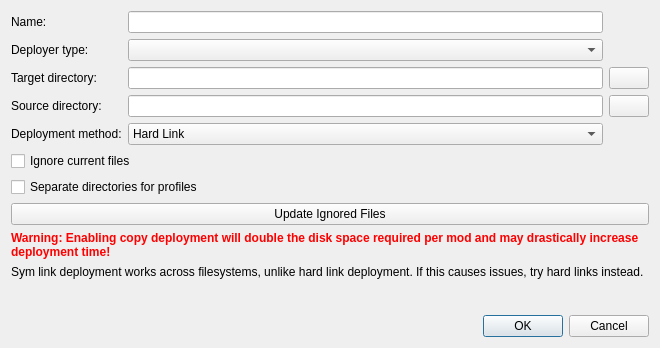
Qt form src/ui/adddeployerdialog.ui (limo-app/limo) before a commit.
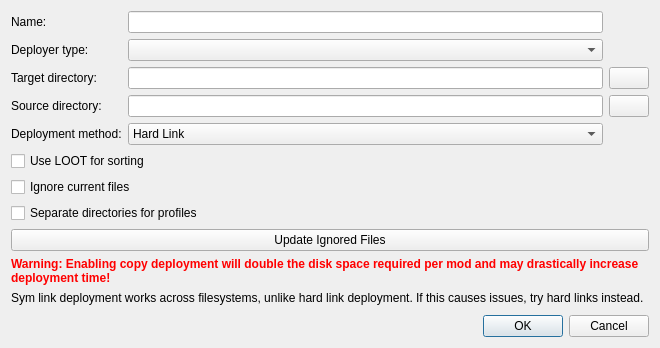
The same form after that commit. Icons and pictures are not drawn. Custom widgets are drawn as their Qt base class.

Commit message: add LOOT support for OpenMwPluginDeployer

```diff
--- a/src/ui/adddeployerdialog.ui
+++ b/src/ui/adddeployerdialog.ui
@@ -119,6 +119,17 @@
      </item>
     </layout>
    </item>
+   <item>
+    <widget class="QCheckBox" name="unsafe_sorting_box">
+     <property name="toolTip">
+      <string>When enabled: Sorting plugins uses LOOT. This will affect override order. 
+When disabled: Sorting only groups plugins by types. Does not affect override order.</string>
+     </property>
+     <property name="text">
+      <string>Use LOOT for sorting</string>
+     </property>
+    </widget>
+   </item>
    <item>
     <widget class="QCheckBox" name="rev_depl_ignore_cb">
      <property name="toolTip">
```
Left out of the diff: 8 changed lines with no effect on the pictures. The commit also changes 15 other files.
